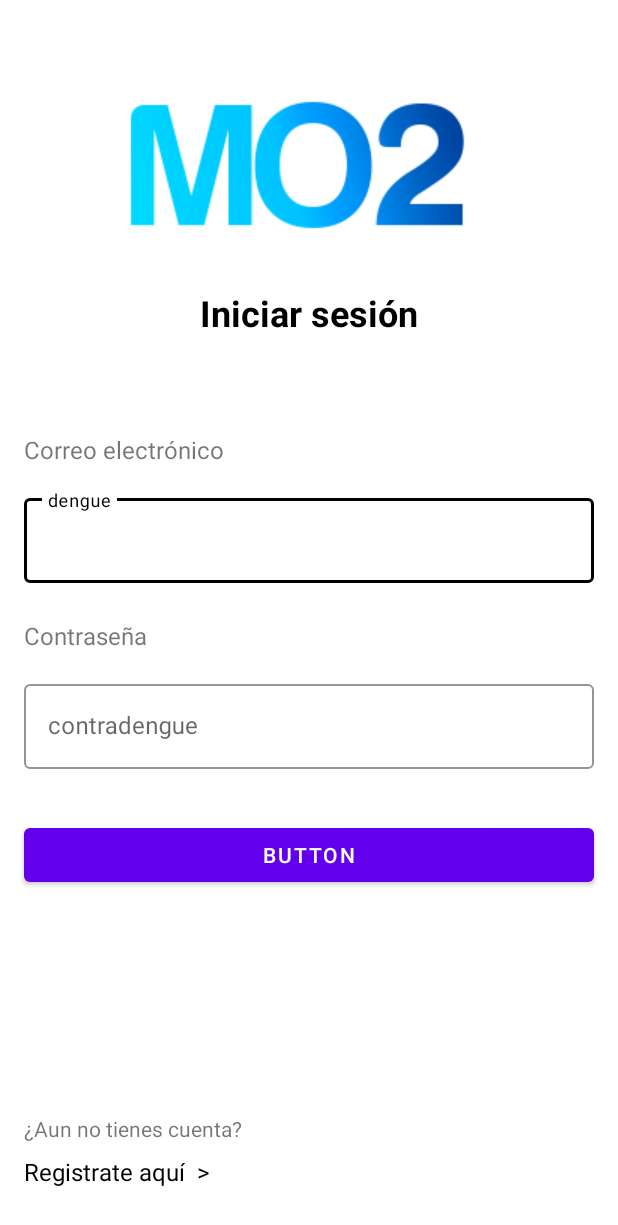
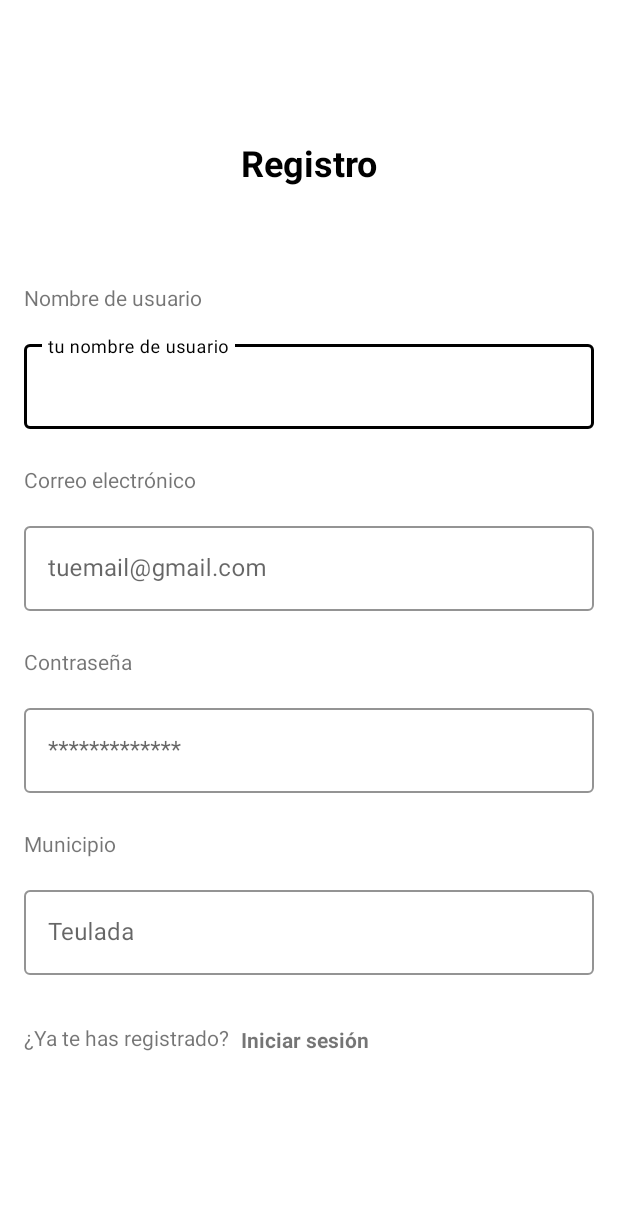
Before and after one commit to olijuseju/GTI-3-A-Marselo-C02-Android, an Android app: the screen it shows after launch (LoginActivity before the commit, RegisterActivity after it), on a phone screen of 412 x 824 dp. Shown: the top 1225 px of the screen. Run offline under Robolectric (Android 15) with nearby library versions, the phone set to English and light mode, and no system bars.

Commit message:
Commit registri v1.0

```diff
--- a/app/src/main/AndroidManifest.xml
+++ b/app/src/main/AndroidManifest.xml
@@ -19,16 +19,9 @@
         android:theme="@style/Theme.Proyecto_3A_JoseJulio"
         android:usesCleartextTraffic="true">
         <activity
-            android:name=".src.main.ProfileFragment"
-            android:exported="true" />
-        <activity
             android:name=".src.main.LoginActivity"
-            android:exported="true">
-            <intent-filter>
-                <action android:name="android.intent.action.MAIN" />
+            android:exported="true" >
 
-                <category android:name="android.intent.category.LAUNCHER" />
-            </intent-filter>
         </activity>
         <activity
             android:name=".src.main.MainActivity"
@@ -36,6 +29,17 @@
         <activity android:name=".src.logica.LogicaFake" />
 
         <service android:name=".src.main.ServicioEscuharBeacons" />
+
+        <activity
+            android:name=".src.main.RegisterActivity"
+            android:exported="true" >
+            <intent-filter>
+                <action android:name="android.intent.action.MAIN" />
+
+                <category android:name="android.intent.category.LAUNCHER" />
+            </intent-filter>
+
+        </activity>
     </application>
 
 </manifest>
--- /dev/null
+++ b/app/src/main/java/com/example/jjpeajar/proyecto_3a_josejulio/src/main/RegisterActivity.java
@@ -0,0 +1,16 @@
+package com.example.jjpeajar.proyecto_3a_josejulio.src.main;
+
+import androidx.appcompat.app.AppCompatActivity;
+
+import android.os.Bundle;
+
+import com.example.jjpeajar.proyecto_3a_josejulio.R;
+
+public class RegisterActivity extends AppCompatActivity {
+
+    @Override
+    protected void onCreate(Bundle savedInstanceState) {
+        super.onCreate(savedInstanceState);
+        setContentView(R.layout.activity_register);
+    }
+}
--- /dev/null
+++ b/app/src/main/res/layout/activity_register.xml
@@ -0,0 +1,201 @@
+<?xml version="1.0" encoding="utf-8"?>
+<androidx.constraintlayout.widget.ConstraintLayout xmlns:android="http://schemas.android.com/apk/res/android"
+    xmlns:app="http://schemas.android.com/apk/res-auto"
+    xmlns:tools="http://schemas.android.com/tools"
+    android:layout_width="match_parent"
+    android:layout_height="match_parent"
+    tools:context=".src.main.RegisterActivity">
+
+    <ImageView
+        android:id="@+id/imgView_registerlogo"
+        android:layout_width="wrap_content"
+        android:layout_height="wrap_content"
+        android:layout_marginTop="60dp"
+        app:layout_constraintEnd_toEndOf="parent"
+        app:layout_constraintStart_toStartOf="parent"
+        app:layout_constraintTop_toTopOf="parent"
+        tools:srcCompat="@drawable/logo" />
+
+    <TextView
+        android:id="@+id/txtRegister"
+        android:layout_width="0dp"
+        android:layout_height="wrap_content"
+        android:layout_marginStart="16dp"
+        android:layout_marginTop="32dp"
+        android:layout_marginEnd="16dp"
+        android:text="@string/register_title"
+        android:textAlignment="center"
+        android:textColor="@color/black"
+        android:textSize="24sp"
+        android:textStyle="bold"
+        app:layout_constraintEnd_toEndOf="parent"
+        app:layout_constraintStart_toStartOf="parent"
+        app:layout_constraintTop_toBottomOf="@+id/imgView_registerlogo" />
+
+    <TextView
+        android:id="@+id/txtView_registerusername"
+        android:layout_width="0dp"
+        android:layout_height="wrap_content"
+        android:layout_marginStart="16dp"
+        android:layout_marginTop="64dp"
+        android:layout_marginEnd="16dp"
+        android:text="@string/register_username"
+        app:layout_constraintEnd_toEndOf="parent"
+        app:layout_constraintStart_toStartOf="parent"
+        app:layout_constraintTop_toBottomOf="@+id/txtRegister" />
+
+    <com.google.android.material.textfield.TextInputLayout
+        android:id="@+id/input_username"
+        style="@style/Widget.MaterialComponents.TextInputLayout.OutlinedBox"
+        android:layout_width="match_parent"
+        android:layout_height="wrap_content"
+
+        android:layout_marginStart="16dp"
+        android:layout_marginTop="16dp"
+        android:layout_marginEnd="16dp"
+        android:hint="tu nombre de usuario"
+        app:boxStrokeColor="@color/black"
+        app:hintTextColor="@color/black"
+        app:layout_constraintEnd_toEndOf="parent"
+        app:layout_constraintStart_toStartOf="parent"
+        app:layout_constraintTop_toBottomOf="@+id/txtView_registerusername">
+
+        <com.google.android.material.textfield.TextInputEditText
+            android:id="@+id/username_register"
+            android:layout_width="match_parent"
+            android:layout_height="wrap_content"
+            android:inputType="text" />
+
+    </com.google.android.material.textfield.TextInputLayout>
+
+    <TextView
+        android:id="@+id/txtView_registermail"
+        android:layout_width="0dp"
+        android:layout_height="wrap_content"
+        android:layout_marginStart="16dp"
+        android:layout_marginTop="24dp"
+        android:layout_marginEnd="16dp"
+        android:text="@string/register_txt_mail"
+        app:layout_constraintEnd_toEndOf="parent"
+        app:layout_constraintStart_toStartOf="parent"
+        app:layout_constraintTop_toBottomOf="@+id/input_username" />
+
+    <com.google.android.material.textfield.TextInputLayout
+        android:id="@+id/input_mail"
+        style="@style/Widget.MaterialComponents.TextInputLayout.OutlinedBox"
+        android:layout_width="match_parent"
+        android:layout_height="wrap_content"
+
+        android:layout_marginStart="16dp"
+        android:layout_marginTop="16dp"
+        android:layout_marginEnd="16dp"
+        android:hint="tuemail@gmail.com"
+        app:boxStrokeColor="@color/black"
+        app:hintTextColor="@color/black"
+        app:layout_constraintEnd_toEndOf="parent"
+        app:layout_constraintStart_toStartOf="parent"
+        app:layout_constraintTop_toBottomOf="@+id/txtView_registermail">
+
+        <com.google.android.material.textfield.TextInputEditText
+            android:id="@+id/mail_register"
+            android:layout_width="match_parent"
+            android:layout_height="wrap_content"
+            android:inputType="text" />
+
+    </com.google.android.material.textfield.TextInputLayout>
+
+    <TextView
+        android:id="@+id/txtView_registerpas"
+        android:layout_width="0dp"
+        android:layout_height="wrap_content"
+        android:layout_marginStart="16dp"
+        android:layout_marginTop="24dp"
+        android:layout_marginEnd="16dp"
+        android:text="@string/register_password"
+        app:layout_constraintEnd_toEndOf="parent"
+        app:layout_constraintStart_toStartOf="parent"
+        app:layout_constraintTop_toBottomOf="@+id/input_mail" />
+
+    <com.google.android.material.textfield.TextInputLayout
+        android:id="@+id/input_password"
+        style="@style/Widget.MaterialComponents.TextInputLayout.OutlinedBox"
+        android:layout_width="match_parent"
+        android:layout_height="wrap_content"
+
+        android:layout_marginStart="16dp"
+        android:layout_marginTop="16dp"
+        android:layout_marginEnd="16dp"
+        android:hint="*************"
+        app:boxStrokeColor="@color/black"
+        app:hintTextColor="@color/black"
+        app:layout_constraintEnd_toEndOf="parent"
+        app:layout_constraintStart_toStartOf="parent"
+        app:layout_constraintTop_toBottomOf="@+id/txtView_registerpas">
+
+        <com.google.android.material.textfield.TextInputEditText
+            android:id="@+id/password_register"
+            android:layout_width="match_parent"
+            android:layout_height="wrap_content"
+            android:inputType="text" />
+
+    </com.google.android.material.textfield.TextInputLayout>
+
+    <TextView
+        android:id="@+id/txtView_registertown"
+        android:layout_width="0dp"
+        android:layout_height="19dp"
+        android:layout_marginStart="16dp"
+        android:layout_marginTop="24dp"
+        android:layout_marginEnd="16dp"
+        android:text="@string/register_town"
+        app:layout_constraintEnd_toEndOf="parent"
+        app:layout_constraintStart_toStartOf="parent"
+        app:layout_constraintTop_toBottomOf="@+id/input_password" />
+
+    <com.google.android.material.textfield.TextInputLayout
+        android:id="@+id/input_town"
+        style="@style/Widget.MaterialComponents.TextInputLayout.OutlinedBox"
+        android:layout_width="match_parent"
+        android:layout_height="wrap_content"
+
+        android:layout_marginStart="16dp"
+        android:layout_marginTop="16dp"
+        android:layout_marginEnd="16dp"
+        android:hint="Teulada"
+        app:boxStrokeColor="@color/black"
+        app:hintTextColor="@color/black"
+        app:layout_constraintEnd_toEndOf="parent"
+        app:layout_constraintStart_toStartOf="parent"
+        app:layout_constraintTop_toBottomOf="@+id/txtView_registertown">
+
+        <com.google.android.material.textfield.TextInputEditText
+            android:id="@+id/town_register"
+            android:layout_width="match_parent"
+            android:layout_height="wrap_content"
+            android:inputType="text" />
+    </com.google.android.material.textfield.TextInputLayout>
+
+    <TextView
+        android:id="@+id/textView6"
+        android:layout_width="0dp"
+        android:layout_height="21dp"
+        android:layout_marginStart="16dp"
+        android:layout_marginTop="32dp"
+        android:text="@string/register_txtfinal"
+        app:layout_constraintStart_toStartOf="parent"
+        app:layout_constraintTop_toBottomOf="@+id/input_town" />
+
+    <TextView
+        android:id="@+id/textView8"
+        android:layout_width="0dp"
+        android:layout_height="wrap_content"
+        android:layout_marginStart="8dp"
+        android:layout_marginEnd="16dp"
+        android:text="@string/register_txtbutton_final"
+        android:textStyle="bold"
+        app:layout_constraintBottom_toBottomOf="@+id/textView6"
+        app:layout_constraintEnd_toEndOf="parent"
+        app:layout_constraintStart_toEndOf="@+id/textView6"
+        app:layout_constraintTop_toTopOf="@+id/textView6" />
+
+</androidx.constraintlayout.widget.ConstraintLayout>
--- a/app/src/main/res/values/strings.xml
+++ b/app/src/main/res/values/strings.xml
@@ -4,4 +4,13 @@
     <!-- login -->
     <string name="login_title">Iniciar sesión</string>
     <string name="login_txt_mail">Correo electrónico</string>
+
+    <!-- registro -->
+    <string name="register_title">Registro</string>
+    <string name="register_username">Nombre de usuario</string>
+    <string name="register_txt_mail">Correo electrónico</string>
+    <string name="register_password">Contraseña</string>
+    <string name="register_town">Municipio</string>
+    <string name="register_txtfinal">¿Ya te has registrado?</string>
+    <string name="register_txtbutton_final">Iniciar sesión</string>
 </resources>
```
Also changed, not shown: 1 other file.
